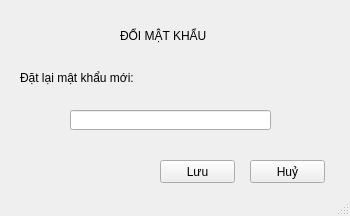
Old version of the form changepw.ui in the repository si13ncer/DoAnCTDL.
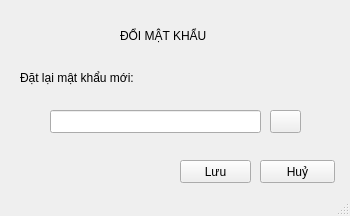
New version of the form. Icons and pictures are not drawn.

```diff
--- a/changepw.ui
+++ b/changepw.ui
@@ -17,9 +17,9 @@
    <widget class="QPushButton" name="btnLuu">
     <property name="geometry">
      <rect>
-      <x>160</x>
+      <x>180</x>
       <y>160</y>
-      <width>75</width>
+      <width>71</width>
       <height>23</height>
      </rect>
     </property>
@@ -30,7 +30,7 @@
    <widget class="QPushButton" name="btnHuy">
     <property name="geometry">
      <rect>
-      <x>250</x>
+      <x>260</x>
       <y>160</y>
       <width>75</width>
       <height>23</height>
@@ -56,12 +56,15 @@
    <widget class="QLineEdit" name="lEditNP">
     <property name="geometry">
      <rect>
-      <x>70</x>
+      <x>50</x>
       <y>110</y>
-      <width>201</width>
-      <height>20</height>
+      <width>211</width>
+      <height>23</height>
      </rect>
     </property>
+    <property name="echoMode">
+     <enum>QLineEdit::Password</enum>
+    </property>
    </widget>
    <widget class="QLabel" name="label">
     <property name="geometry">
@@ -76,6 +79,29 @@
      <string>ĐỔI MẬT KHẨU</string>
     </property>
    </widget>
+   <widget class="QPushButton" name="btnShow">
+    <property name="geometry">
+     <rect>
+      <x>270</x>
+      <y>110</y>
+      <width>31</width>
+      <height>23</height>
+     </rect>
+    </property>
+    <property name="text">
+     <string/>
+    </property>
+    <property name="icon">
+     <iconset resource="res.qrc">
+      <normaloff>:/res/res/icon/showpw.png</normaloff>:/res/res/icon/showpw.png</iconset>
+    </property>
+    <property name="iconSize">
+     <size>
+      <width>25</width>
+      <height>25</height>
+     </size>
+    </property>
+   </widget>
   </widget>
   <widget class="QStatusBar" name="statusbar"/>
  </widget>
```
Left out of the diff: 12 changed lines with no effect on the pictures.
